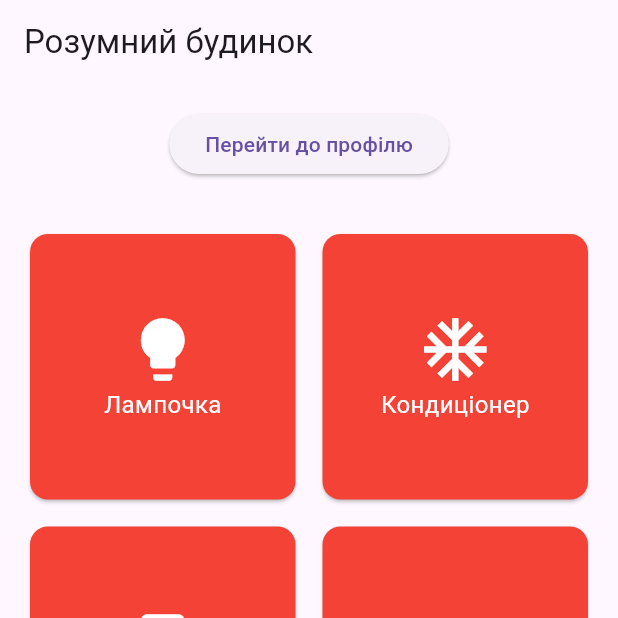
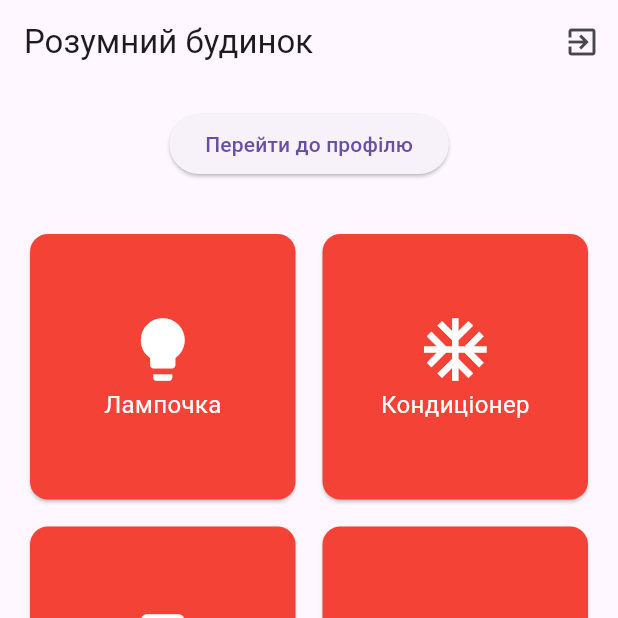
Before and after one commit to stepan-oryshchak/mobile_labs, a Flutter app: the screen it shows after launch, after a tap on "Register", after a tap on "Login", on a phone screen of 412 x 824 dp, the top half of it. Run offline on Flutter 3.47's test engine with Material 3 defaults, Android fonts, the light colour scheme and no system bars; our stand-ins replace connectivity_plus, logger, shared_preferences; missing offline and left inert: mqtt_client.

Commit message:
Added 4th lab

```diff
--- a/lib/lab3/main.dart
+++ b/lib/lab3/main.dart
@@ -1,5 +1,7 @@
 import 'package:flutter/material.dart';
+import 'package:mobile_first_lab/lab3/screens/login_screen.dart';
 import 'package:mobile_first_lab/lab3/screens/registration_screen.dart';
+import 'package:shared_preferences/shared_preferences.dart';
 
 void main() {
   runApp(const MyApp());
@@ -16,7 +18,25 @@ class MyApp extends StatelessWidget {
       theme: ThemeData(
         primarySwatch: Colors.blue,
       ),
-      home: RegistrationScreen(),
+      home: FutureBuilder(
+        future: _checkSession(),
+        builder: (context, snapshot) {
+          if (snapshot.connectionState == ConnectionState.waiting) {
+            return Center(child: CircularProgressIndicator());
+          }
+
+          if (snapshot.data == null) {
+            return const RegistrationScreen();
+          } else {
+            return LoginScreen();
+          }
+        },
+      ),
     );
   }
+
+  Future<String?> _checkSession() async {
+    final prefs = await SharedPreferences.getInstance();
+    return prefs.getString('email');
+  }
 }
--- a/lib/lab3/repository/user_repository.dart
+++ b/lib/lab3/repository/user_repository.dart
@@ -1,4 +1,4 @@
-import '../models/user_model.dart';
+import 'package:mobile_first_lab/lab3/models/user_model.dart';
 
 abstract class UserRepository {
   Future<void> registerUser(User user);
--- a/lib/lab3/repository/user_repository_impl.dart
+++ b/lib/lab3/repository/user_repository_impl.dart
@@ -1,7 +1,7 @@
 import 'dart:convert';
+import 'package:mobile_first_lab/lab3/models/user_model.dart';
+import 'package:mobile_first_lab/lab3/repository/user_repository.dart';
 import 'package:shared_preferences/shared_preferences.dart';
-import '../models/user_model.dart';
-import 'user_repository.dart';
 
 class UserRepositoryImpl implements UserRepository {
   static const String userKey = 'user_data';
--- a/lib/lab3/screens/home_screen.dart
+++ b/lib/lab3/screens/home_screen.dart
@@ -1,9 +1,18 @@
-import 'dart:async';
 import 'package:flutter/material.dart';
 import 'package:mobile_first_lab/lab2/widgets/device_card.dart';
 import 'package:mobile_first_lab/lab3/models/user_model.dart';
+import 'package:mobile_first_lab/lab3/screens/login_screen.dart';
 import 'package:mobile_first_lab/lab3/screens/profile_screen.dart';
 import 'package:mobile_first_lab/lab2/widgets/custom_button.dart';
+import 'package:mobile_first_lab/lab3/services/mqtt_service.dart';
+import 'package:shared_preferences/shared_preferences.dart';
+
+class Device {
+  final IconData icon;
+  bool isOn;
+
+  Device({required this.icon, this.isOn = false});
+}
 
 class HomeScreen extends StatefulWidget {
   final User user;
@@ -15,47 +24,95 @@ class HomeScreen extends StatefulWidget {
 }
 
 class HomeScreenState extends State<HomeScreen> {
-  final Map<String, (IconData, bool)> _devices = {
-    'Лампочка': (Icons.lightbulb, false),
-    'Кондиціонер': (Icons.ac_unit, false),
-    'Двері': (Icons.door_front_door, false),
-    'Камера': (Icons.videocam, false),
+  final Map<String, Device> _devices = {
+    'Лампочка': Device(icon: Icons.lightbulb),
+    'Кондиціонер': Device(icon: Icons.ac_unit),
+    'Двері': Device(icon: Icons.door_front_door),
+    'Камера': Device(icon: Icons.videocam),
   };
 
-  Timer? _timer;
+  final MqttService _mqttService = MqttService();
 
   @override
   void initState() {
     super.initState();
-    _timer = Timer.periodic(const Duration(seconds: 10), (_) {
+    _mqttService.connect(); // Підключаємо MQTT
+    _mqttService.listenToMessages((newDeviceStates) {
+      if (!mounted) return; // Перевірка на "mounted"
       setState(() {
-        _devices.updateAll((key, value) => (value.$1, !value.$2));
+        // Оновлюємо стан пристроїв згідно з отриманими даними
+        _devices.updateAll((key, value) =>
+            Device(icon: value.icon, isOn: newDeviceStates[key] ?? value.isOn));
       });
     });
   }
 
   @override
   void dispose() {
-    _timer?.cancel();
+    _mqttService.disconnect(); // Відключаємося від MQTT
     super.dispose();
   }
 
   void _toggleDevice(String name) {
     setState(() {
-      _devices[name] = (_devices[name]!.$1, !_devices[name]!.$2);
+      _devices[name]!.isOn = !_devices[name]!.isOn;
     });
 
     ScaffoldMessenger.of(context).showSnackBar(SnackBar(
-      content: Text('$name ${_devices[name]!.$2 ? "увімкнено" : "вимкнено"}'),
-      backgroundColor: _devices[name]!.$2 ? Colors.green : Colors.red,
+      content: Text('$name ${_devices[name]!.isOn ? "увімкнено" : "вимкнено"}'),
+      backgroundColor: _devices[name]!.isOn ? Colors.green : Colors.red,
       duration: const Duration(seconds: 3),
     ));
+  }
+
+  Future<void> _logout() async {
+    final prefs = await SharedPreferences.getInstance();
+    await prefs.remove('name');
+    await prefs.remove('email');
+    await prefs.remove('password');
+
+    if (mounted) {
+      Navigator.pushReplacement(
+        context,
+        MaterialPageRoute(builder: (_) => LoginScreen()),
+      );
+    }
   }
 
   @override
   Widget build(BuildContext context) {
     return Scaffold(
-      appBar: AppBar(title: const Text('Розумний будинок')),
+      appBar: AppBar(
+        title: const Text('Розумний будинок'),
+        actions: [
+          IconButton(
+            icon: const Icon(Icons.exit_to_app),
+            onPressed: () {
+              showDialog(
+                context: context,
+                builder: (context) {
+                  return AlertDialog(
+                    title: Text('Вихід'),
+                    content: Text('Ви справді хочете вийти?'),
+                    actions: [
+                      TextButton(
+                        onPressed: () => Navigator.of(context).pop(),
+                        child: Text('Скасувати'),
+                      ),
+                      TextButton(
+                        onPressed: () {
+                          _logout();
+                        },
+                        child: Text('Вийти'),
+                      ),
+                    ],
+                  );
+                },
+              );
+            },
+          ),
+        ],
+      ),
       body: Column(
         children: [
           Padding(
@@ -83,8 +140,8 @@ class HomeScreenState extends State<HomeScreen> {
                 String name = _devices.keys.elementAt(i);
                 return DeviceCard(
                   name: name,
-                  icon: _devices[name]!.$1,
-                  isOn: _devices[name]!.$2,
+                  icon: _devices[name]!.icon,
+                  isOn: _devices[name]!.isOn,
                   onTap: () => _toggleDevice(name),
                 );
               },
--- a/lib/lab3/screens/login_screen.dart
+++ b/lib/lab3/screens/login_screen.dart
@@ -1,46 +1,70 @@
 import 'package:flutter/material.dart';
+import 'package:mobile_first_lab/lab3/models/user_model.dart';
 import 'package:mobile_first_lab/lab3/screens/home_screen.dart';
 import 'package:mobile_first_lab/lab2/widgets/input_field.dart';
 import 'package:mobile_first_lab/lab2/widgets/custom_button.dart';
-import '../models/user_model.dart';
+import 'package:shared_preferences/shared_preferences.dart';
 
-class LoginScreen extends StatelessWidget {
+class LoginScreen extends StatefulWidget {
+  const LoginScreen({super.key});
+
+  @override
+  State<LoginScreen> createState() => _LoginScreenState();
+}
+
+class _LoginScreenState extends State<LoginScreen> {
   final TextEditingController emailController = TextEditingController();
   final TextEditingController passwordController = TextEditingController();
 
-  LoginScreen({super.key});
+  Future<void> _login() async {
+    final prefs = await SharedPreferences.getInstance();
+    final savedEmail = prefs.getString('email');
+    final savedPassword = prefs.getString('password');
+
+    if (savedEmail == emailController.text.trim() &&
+        savedPassword == passwordController.text.trim()) {
+      final user = User(
+        name: prefs.getString('name')!,
+        email: savedEmail!,
+        password: savedPassword!,
+      );
+
+      if (!mounted) return;
+
+      Navigator.pushReplacement(
+        context,
+        MaterialPageRoute(
+          builder: (_) => HomeScreen(user: user),
+        ),
+      );
+    } else {
+      if (!mounted) return;
+
+      ScaffoldMessenger.of(context).showSnackBar(const SnackBar(
+        content: Text('Invalid credentials'),
+        backgroundColor: Colors.red,
+      ));
+    }
+  }
 
   @override
   Widget build(BuildContext context) {
     return Scaffold(
-      appBar: AppBar(title: Text('Login')),
+      appBar: AppBar(title: const Text('Login')),
       body: Padding(
         padding: const EdgeInsets.all(16.0),
         child: Column(
           children: [
             InputField(hint: 'Email', controller: emailController),
-            SizedBox(height: 16),
+            const SizedBox(height: 16),
             InputField(
                 hint: 'Password',
                 obscure: true,
                 controller: passwordController),
-            SizedBox(height: 32),
+            const SizedBox(height: 32),
             CustomButton(
               text: 'Login',
-              onPressed: () {
-                final user = User(
-                  name: 'Stepan',
-                  email: emailController.text,
-                  password: passwordController.text,
-                );
-
-                Navigator.pushReplacement(
-                  context,
-                  MaterialPageRoute(
-                    builder: (_) => HomeScreen(user: user),
-                  ),
-                );
-              },
+              onPressed: _login,
             ),
           ],
         ),
--- a/lib/lab3/screens/profile_screen.dart
+++ b/lib/lab3/screens/profile_screen.dart
@@ -1,7 +1,7 @@
 import 'package:flutter/material.dart';
+import 'package:mobile_first_lab/lab3/models/user_model.dart';
+import 'package:mobile_first_lab/lab3/repository/user_repository_impl.dart';
 import 'package:shared_preferences/shared_preferences.dart';
-import '../models/user_model.dart';
-import '../repository/user_repository_impl.dart';
 import 'package:mobile_first_lab/lab3/screens/registration_screen.dart';
 
 class ProfileScreen extends StatefulWidget {
--- a/lib/lab3/screens/registration_screen.dart
+++ b/lib/lab3/screens/registration_screen.dart
@@ -3,6 +3,7 @@ import 'package:mobile_first_lab/lab2/widgets/input_field.dart';
 import 'package:mobile_first_lab/lab2/widgets/custom_button.dart';
 import 'package:mobile_first_lab/lab3/models/user_model.dart';
 import 'package:mobile_first_lab/lab3/screens/login_screen.dart';
+import 'package:shared_preferences/shared_preferences.dart';
 
 class RegistrationScreen extends StatefulWidget {
   const RegistrationScreen({super.key});
@@ -16,19 +17,25 @@ class RegistrationScreenState extends State<RegistrationScreen> {
   final TextEditingController emailController = TextEditingController();
   final TextEditingController passwordController = TextEditingController();
 
-  void _register() {
+  Future<void> _register() async {
     final user = User(
       name: nameController.text.trim(),
       email: emailController.text.trim(),
       password: passwordController.text.trim(),
     );
-    // Логіка реєстрації (можна зберігати дані користувача)
+
+    final prefs = await SharedPreferences.getInstance();
+    await prefs.setString('name', user.name);
+    await prefs.setString('email', user.email);
+    await prefs.setString('password', user.password);
+
+    if (!mounted) return; // Перевірка на "mounted"
+
     ScaffoldMessenger.of(context).showSnackBar(SnackBar(
       content: Text('User ${user.name} registered successfully!'),
       backgroundColor: Colors.green,
     ));
 
-    // Переходимо на сторінку логіну після реєстрації
     Navigator.pushReplacement(
       context,
       MaterialPageRoute(builder: (_) => LoginScreen()),
--- /dev/null
+++ b/lib/lab3/services/auth_service.dart
@@ -0,0 +1,19 @@
+class User {
+  final String name;
+  final String email;
+  final String password;
+
+  User({required this.name, required this.email, required this.password});
+
+  Map<String, dynamic> toJson() => {
+        'name': name,
+        'email': email,
+        'password': password,
+      };
+
+  factory User.fromJson(Map<String, dynamic> json) => User(
+        name: json['name'],
+        email: json['email'],
+        password: json['password'],
+      );
+}
--- /dev/null
+++ b/lib/lab3/services/mqtt_service.dart
@@ -0,0 +1,77 @@
+import 'dart:convert';
+import 'package:logger/logger.dart';
+import 'package:mqtt_client/mqtt_client.dart';
+import 'package:mqtt_client/mqtt_server_client.dart';
+
+class MqttService {
+  final String _broker = 'test.mosquitto.org';
+  final int _port = 1883;
+  final String _topic = 'devices/control';
+  final String _clientId =
+      'smart_home_app_${DateTime.now().millisecondsSinceEpoch}';
+
+  late MqttServerClient _client;
+  var logger = Logger();
+
+  MqttService() {
+    _client = MqttServerClient(_broker, _clientId);
+    _client.port = _port;
+    _client.logging(on: false);
+    _client.keepAlivePeriod = 20;
+    _client.onDisconnected = _onDisconnected;
+    _client.onConnected = _onConnected;
+
+    final connMessage = MqttConnectMessage()
+        .withClientIdentifier(_clientId)
+        .startClean()
+        .withWillQos(MqttQos.atMostOnce);
+
+    _client.connectionMessage = connMessage;
+  }
+
+  Future<void> connect() async {
+    try {
+      await _client.connect();
+      if (_client.connectionStatus!.state == MqttConnectionState.connected) {
+        logger.i('✅ Connected to MQTT Broker');
+        _client.subscribe(_topic, MqttQos.atMostOnce);
+      } else {
+        logger.e('❌ Connection failed: ${_client.connectionStatus}');
+        _client.disconnect();
+      }
+    } catch (e) {
+      logger.e('🐛 Exception during connection: $e');
+      _client.disconnect();
+    }
+  }
+
+  void _onConnected() {
+    logger.i('🔌 MQTT Connected');
+  }
+
+  void _onDisconnected() {
+    logger.w('🔌 MQTT Disconnected');
+  }
+
+  void listenToMessages(Function(Map<String, bool>) onMessage) {
+    _client.updates!.listen((List<MqttReceivedMessage<MqttMessage>> event) {
+      final message = event[0].payload as MqttPublishMessage;
+      final payload =
+          MqttPublishPayload.bytesToStringAsString(message.payload.message);
+      logger.i('📥 New message: $payload');
+
+      try {
+        final data = jsonDecode(payload) as Map<String, dynamic>;
+        final devices = data.map((key, value) => MapEntry(key, value as bool));
+        onMessage(devices);
+      } catch (e) {
+        logger.e('❗ Error decoding payload: $e');
+      }
+    });
+  }
+
+  void disconnect() {
+    _client.disconnect();
+    logger.w('🔌 Disconnected manually');
+  }
+}
```
Also changed, not shown: lib/lab3/providers/user_provider.dart (added, +18 -0 lines), lib/lab3/screens/device_card.dart (+37 -11 lines), lib/lab3/services/internet_service.dart (added, +13 -0 lines), pubspec.yaml (+5 -3 lines), pubspec.lock, 5 other files.
